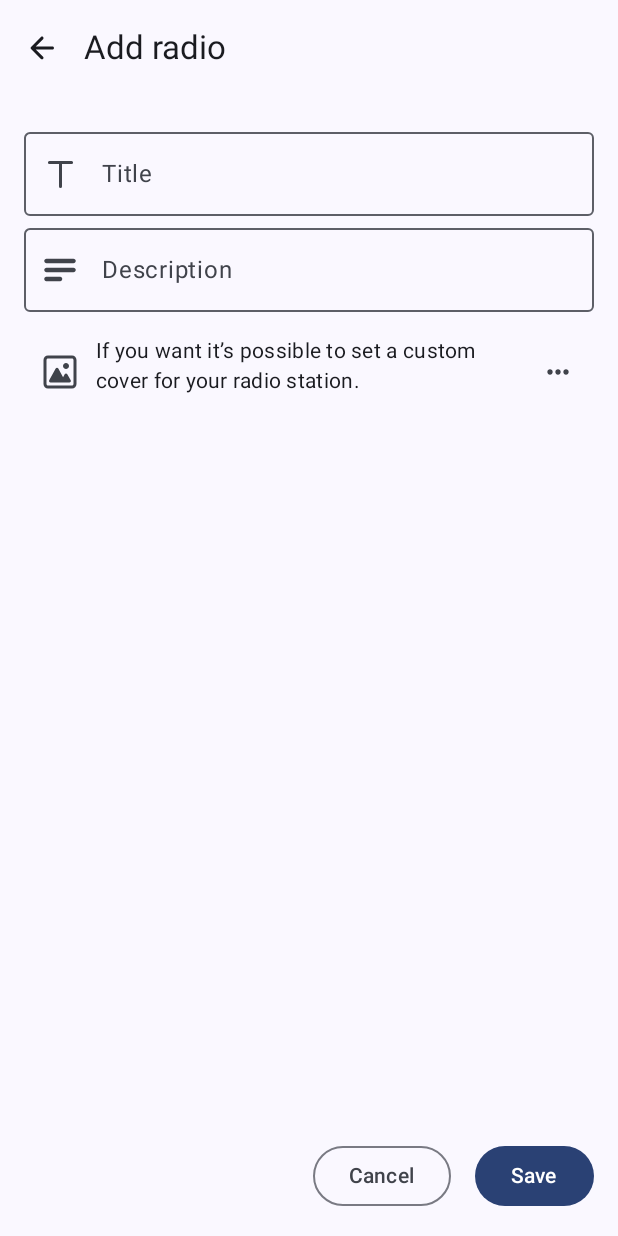
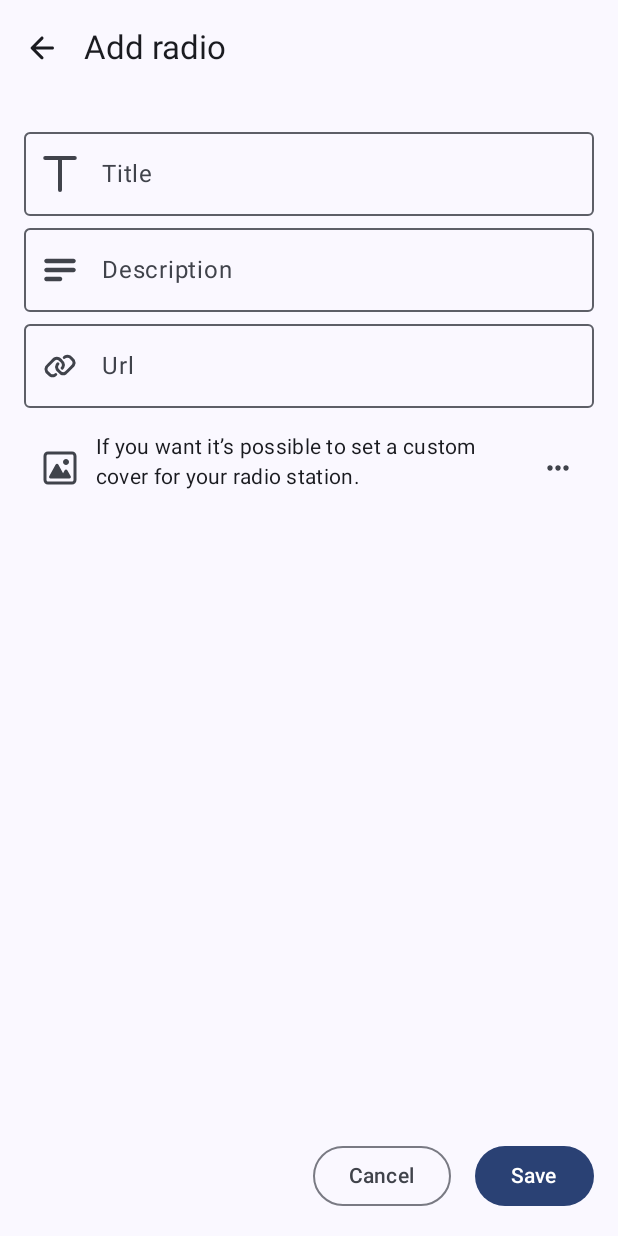
Before and after one commit to qubacy/HearIt, an Android app built with Jetpack Compose: the AddRadioScreen screen opened through its navigation route, after a tap on "Save", on a phone screen of 412 x 824 dp. Run offline under Robolectric (Android 15) with nearby library versions, the light colour scheme and no system bars; our stand-ins replace Dagger/Hilt's generated code, constraintlayout-compose, livedata-compose; pictures from the network do not load.

Commit message:
Introducing a validation system for radio screens; Added a new field "Url" in RadioScreenContent;

```diff
--- a/app/src/main/java/com/qubacy/hearit/application/_common/error/ErrorEnum.kt
+++ b/app/src/main/java/com/qubacy/hearit/application/_common/error/ErrorEnum.kt
@@ -1,5 +1,6 @@
 package com.qubacy.hearit.application._common.error
 
 enum class ErrorEnum(val reference: ErrorReference) {
+  RADIO_INPUT_VALIDATION_ERROR(ErrorReference(0)),
   ;
 }
--- a/app/src/main/java/com/qubacy/hearit/application/ui/_common/presentation/RadioPresentation.kt
+++ b/app/src/main/java/com/qubacy/hearit/application/ui/_common/presentation/RadioPresentation.kt
@@ -7,6 +7,7 @@ data class RadioPresentation(
   val title: String,
   val description: String? = null,
   val cover: Uri? = null,
+  val url: String
 ) {
   companion object {
     const val UNSPECIFIED_ID = -1L
--- a/app/src/main/java/com/qubacy/hearit/application/ui/state/holder/radio/AddRadioViewModel.kt
+++ b/app/src/main/java/com/qubacy/hearit/application/ui/state/holder/radio/AddRadioViewModel.kt
@@ -4,24 +4,37 @@ import androidx.lifecycle.LiveData
 import androidx.lifecycle.MutableLiveData
 import androidx.lifecycle.ViewModel
 import androidx.lifecycle.viewModelScope
+import com.qubacy.hearit.application._common.error.ErrorEnum
+import com.qubacy.hearit.application._common.error.ErrorReference
 import com.qubacy.hearit.application.ui._common.presentation.RadioPresentation
+import com.qubacy.hearit.application.ui.state.holder.radio.validator._common.RadioInputWrapperValidator
 import com.qubacy.hearit.application.ui.state.state.AddRadioState
+import com.qubacy.hearit.application.ui.visual.controller.compose.screen.radio._common.wrapper.RadioInputWrapper
 import dagger.hilt.android.lifecycle.HiltViewModel
 import kotlinx.coroutines.launch
 import javax.inject.Inject
 
 @HiltViewModel
-class AddRadioViewModel @Inject constructor() : ViewModel() {
+class AddRadioViewModel @Inject constructor(
+  private val _radioInputValidator: RadioInputWrapperValidator
+) : ViewModel() {
   private var _state: MutableLiveData<AddRadioState> = MutableLiveData(AddRadioState.Idle)
   val state: LiveData<AddRadioState> get() = _state
 
   private var _addedRadio: LiveData<RadioPresentation>? = null
 
-  fun addRadio(radio: RadioPresentation) {
+  fun addRadio(radioData: RadioInputWrapper) {
+    if (!_radioInputValidator.validate(radioData))
+      return setErrorState(ErrorEnum.RADIO_INPUT_VALIDATION_ERROR.reference)
+
     viewModelScope.launch {
       //_addedRadio =
 
       // todo: implement..
     }
   }
+
+  private fun setErrorState(errorReference: ErrorReference) {
+    _state.value = AddRadioState.Error(errorReference)
+  }
 }
--- /dev/null
+++ b/app/src/main/java/com/qubacy/hearit/application/ui/state/holder/radio/validator/_common/RadioInputWrapperValidator.kt
@@ -0,0 +1,7 @@
+package com.qubacy.hearit.application.ui.state.holder.radio.validator._common
+
+import com.qubacy.hearit.application.ui.visual.controller.compose.screen.radio._common.wrapper.RadioInputWrapper
+
+interface RadioInputWrapperValidator {
+  fun validate(data: RadioInputWrapper): Boolean
+}
--- /dev/null
+++ b/app/src/main/java/com/qubacy/hearit/application/ui/state/holder/radio/validator/_di/module/RadioInputWrapperValidatorModule.kt
@@ -0,0 +1,18 @@
+package com.qubacy.hearit.application.ui.state.holder.radio.validator._di.module
+
+import android.webkit.URLUtil
+import com.qubacy.hearit.application.ui.state.holder.radio.validator._common.RadioInputWrapperValidator
+import com.qubacy.hearit.application.ui.state.holder.radio.validator.impl.RadioInputWrapperValidatorImpl
+import dagger.Module
+import dagger.Provides
+import dagger.hilt.InstallIn
+import dagger.hilt.android.components.ViewModelComponent
+
+@InstallIn(ViewModelComponent::class)
+@Module
+object RadioInputWrapperValidatorModule {
+  @Provides
+  fun provideRadioInputWrapperValidator(): RadioInputWrapperValidator {
+    return RadioInputWrapperValidatorImpl { URLUtil.isValidUrl(it) }
+  }
+}
--- /dev/null
+++ b/app/src/main/java/com/qubacy/hearit/application/ui/state/holder/radio/validator/impl/RadioInputWrapperValidatorImpl.kt
@@ -0,0 +1,15 @@
+package com.qubacy.hearit.application.ui.state.holder.radio.validator.impl
+
+import com.qubacy.hearit.application.ui.state.holder.radio.validator._common.RadioInputWrapperValidator
+import com.qubacy.hearit.application.ui.visual.controller.compose.screen.radio._common.wrapper.RadioInputWrapper
+
+class RadioInputWrapperValidatorImpl(
+  private val _urlValidator: (String) -> Boolean
+) : RadioInputWrapperValidator {
+  override fun validate(data: RadioInputWrapper): Boolean {
+    val isDescriptionValid = data.description?.let { data.description.isNotEmpty() } ?: true
+    val isUrlValid = _urlValidator(data.url)
+
+    return (data.title.isNotEmpty() && isDescriptionValid && isUrlValid)
+  }
+}
--- a/app/src/main/java/com/qubacy/hearit/application/ui/visual/controller/compose/screen/home/RadioListItem.kt
+++ b/app/src/main/java/com/qubacy/hearit/application/ui/visual/controller/compose/screen/home/RadioListItem.kt
@@ -1,7 +1,6 @@
 package com.qubacy.hearit.application.ui.visual.controller.compose.screen.home
 
 import android.net.Uri
-import androidx.compose.foundation.Image
 import androidx.compose.foundation.clickable
 import androidx.compose.foundation.layout.IntrinsicSize
 import androidx.compose.foundation.layout.height
@@ -13,7 +12,6 @@ import androidx.compose.material3.Text
 import androidx.compose.runtime.Composable
 import androidx.compose.ui.Modifier
 import androidx.compose.ui.draw.clip
-import androidx.compose.ui.graphics.ColorFilter
 import androidx.compose.ui.layout.ContentScale
 import androidx.compose.ui.platform.LocalContext
 import androidx.compose.ui.res.dimensionResource
@@ -152,7 +150,9 @@ fun RadioListItem() {
   val resources = LocalContext.current.resources
   val resourceId = R.drawable.ic_launcher_background
   val coverUri = resources.getUriFromResource(resourceId)
-  val radioPresentation = RadioPresentation(0, "title", "desc", coverUri)
+  val radioPresentation = RadioPresentation(
+    0, "title", "desc", coverUri, "http://url.com"
+  )
 
   RadioListItem(radioPresentation, { id ->
     println("RadioListItem(): clicked $id;")
--- a/app/src/main/java/com/qubacy/hearit/application/ui/visual/controller/compose/screen/radio/AddRadioScreen.kt
+++ b/app/src/main/java/com/qubacy/hearit/application/ui/visual/controller/compose/screen/radio/AddRadioScreen.kt
@@ -20,6 +20,7 @@ import com.qubacy.hearit.application.ui.state.state.AddRadioState
 import com.qubacy.hearit.application.ui.visual.controller.compose.screen._common.aspect.ImagePickerScreen
 import com.qubacy.hearit.application.ui.visual.controller.compose.screen.radio._common.RadioScreenContent
 import com.qubacy.hearit.application.ui.visual.controller.compose.screen.radio._common.RadioScreenTopAppBarData
+import com.qubacy.hearit.application.ui.visual.controller.compose.screen.radio._common.wrapper.RadioInputWrapper
 import kotlinx.coroutines.CoroutineScope
 
 @Composable
@@ -51,7 +52,7 @@ fun AddRadioScreen(
 @Composable
 fun AddRadioScreen(
   onBackClicked: () -> Unit,
-  onCreateClicked: (RadioPresentation) -> Unit,
+  onCreateClicked: (RadioInputWrapper) -> Unit,
   onCreated: (Long) -> Unit,
   onPickImageClicked: ((Uri?) -> Unit) -> Unit,
   errorWidget: @Composable (ErrorReference, SnackbarHostState, CoroutineScope) -> Unit,
--- a/app/src/main/java/com/qubacy/hearit/application/ui/visual/controller/compose/screen/radio/_common/RadioScreenContent.kt
+++ b/app/src/main/java/com/qubacy/hearit/application/ui/visual/controller/compose/screen/radio/_common/RadioScreenContent.kt
@@ -52,6 +52,7 @@ import coil.request.ImageRequest
 import com.qubacy.hearit.R
 import com.qubacy.hearit.application._common.resources.util.getUriFromResource
 import com.qubacy.hearit.application.ui._common.presentation.RadioPresentation
+import com.qubacy.hearit.application.ui.visual.controller.compose.screen.radio._common.wrapper.RadioInputWrapper
 import com.qubacy.hearit.application.ui.visual.resource.theme.HearItTheme
 
 data class RadioScreenTopAppBarData(
@@ -63,7 +64,7 @@ data class RadioScreenTopAppBarData(
 @Composable
 fun RadioScreenContent(
     onPickImageClicked: ((Uri?) -> Unit) -> Unit,
-    onSaveClicked: (RadioPresentation) -> Unit,
+    onSaveClicked: (RadioInputWrapper) -> Unit,
     onCancelClicked: () -> Unit,
 
     modifier: Modifier = Modifier,
@@ -85,6 +86,7 @@ fun RadioScreenContent(
         ) {
             var title by remember { mutableStateOf(radioPresentation?.title ?: "") }
             var description by remember { mutableStateOf(radioPresentation?.description ?: "") }
+            var url by remember { mutableStateOf(radioPresentation?.url ?: "") }
             var imageUri: Uri? by remember { mutableStateOf(radioPresentation?.cover) }
 
             val titleInputDescription = stringResource(
@@ -93,10 +95,14 @@ fun RadioScreenContent(
             val descriptionInputDescription = stringResource(
                 id = R.string.radio_screen_content_description_input_description
             )
+            val urlInputDescription = stringResource(
+                id = R.string.radio_screen_content_url_input_description
+            )
 
             val (
                 titleRef,
                 descriptionRef,
+                urlRef,
                 imageIconRef,
                 imageHintRef,
                 imageButtonRef,
@@ -141,6 +147,24 @@ fun RadioScreenContent(
                     }
             )
 
+            RadioScreenTextInput(
+                value = url,
+                onValueChanged = { description = it },
+                R.drawable.link,
+                R.string.radio_screen_content_url_input_icon_description,
+                R.string.radio_screen_content_url_input_label,
+                modifier = Modifier
+                    .constrainAs(urlRef) {
+                        top.linkTo(descriptionRef.bottom)
+                        start.linkTo(parent.start)
+
+                        width = Dimension.matchParent
+                    }
+                    .semantics {
+                        contentDescription = urlInputDescription
+                    }
+            )
+
             val normalIconPadding = dimensionResource(id = R.dimen.icon_padding_normal)
 
             RadioScreenIcon(
@@ -148,7 +172,7 @@ fun RadioScreenContent(
                 contentDescriptionRes = R.string.radio_screen_content_image_input_icon_description,
                 modifier = Modifier
                     .constrainAs(imageIconRef) {
-                        top.linkTo(descriptionRef.bottom, normalGap)
+                        top.linkTo(urlRef.bottom, normalGap)
                         start.linkTo(parent.start)
                     }
                     .padding(
@@ -201,14 +225,7 @@ fun RadioScreenContent(
 
             Button(
                 onClick = {
-                    onSaveClicked(
-                        RadioPresentation(
-                            id = radioPresentation?.id ?: RadioPresentation.UNSPECIFIED_ID,
-                            title = title,
-                            description = description.ifEmpty { null },
-                            cover = imageUri
-                        )
-                    )
+                    onSaveClicked(RadioInputWrapper(title, description, imageUri, url))
                 },
                 modifier = Modifier.constrainAs(saveButtonRef) {
                     bottom.linkTo(parent.bottom)
@@ -278,13 +295,16 @@ fun RadioScreenTextInput(
     @StringRes labelRes: Int,
     modifier: Modifier = Modifier
 ) {
+    val iconSize = dimensionResource(id = R.dimen.icon_size_normal)
+
     OutlinedTextField(
         value = value,
         onValueChange = onValueChanged,
         leadingIcon = {
             RadioScreenIcon(
                 drawableRes = iconDrawableRes,
-                contentDescriptionRes = iconContentDescriptionRes
+                contentDescriptionRes = iconContentDescriptionRes,
+                modifier = Modifier.size(iconSize)
             )
         },
         label = { Text(text = stringResource(id = labelRes)) },
@@ -389,13 +409,14 @@ fun RadioScreenContent() {
         RadioScreenContent(
             topAppBarData = RadioScreenTopAppBarData("Test bar", false, {}),
             onPickImageClicked = {  },
-            onSaveClicked = { /*TODO*/ },
-            onCancelClicked = { /*TODO*/ },
+            onSaveClicked = {  },
+            onCancelClicked = {  },
             radioPresentation = RadioPresentation(
                 0,
                 "test title",
                 "test description",
-                coverUri
+                coverUri,
+                "http://url.com/radio"
             )
         )
     }
--- /dev/null
+++ b/app/src/main/java/com/qubacy/hearit/application/ui/visual/controller/compose/screen/radio/_common/wrapper/RadioInputWrapper.kt
@@ -0,0 +1,12 @@
+package com.qubacy.hearit.application.ui.visual.controller.compose.screen.radio._common.wrapper
+
+import android.net.Uri
+
+data class RadioInputWrapper(
+  val title: String,
+  val description: String? = null,
+  val coverUri: Uri? = null,
+  val url: String
+) {
+
+}
--- /dev/null
+++ b/app/src/main/res/drawable/link.xml
@@ -0,0 +1,12 @@
+<vector xmlns:android="http://schemas.android.com/apk/res/android"
+    android:width="24dp"
+    android:height="24dp"
+    android:viewportWidth="24"
+    android:viewportHeight="24">
+  <path
+      android:pathData="M9.165,17.65C8.925,17.874 8.74,18.024 8.55,18.134C7.622,18.67 6.478,18.67 5.55,18.134C5.208,17.936 4.879,17.607 4.222,16.95C3.564,16.292 3.235,15.963 3.038,15.621C2.502,14.693 2.502,13.55 3.038,12.621C3.235,12.279 3.564,11.95 4.222,11.293L7.05,8.464C7.708,7.807 8.036,7.478 8.378,7.281C9.307,6.745 10.45,6.745 11.378,7.281C11.72,7.478 12.049,7.807 12.707,8.464C13.364,9.122 13.693,9.451 13.891,9.793C14.427,10.721 14.427,11.865 13.891,12.793C13.781,12.983 13.631,13.168 13.408,13.408M10.592,10.592C10.368,10.832 10.218,11.017 10.109,11.207C9.573,12.135 9.573,13.279 10.109,14.207C10.306,14.549 10.635,14.878 11.293,15.535C11.95,16.193 12.279,16.522 12.621,16.719C13.549,17.255 14.693,17.255 15.621,16.719C15.963,16.522 16.292,16.193 16.949,15.535L19.778,12.707C20.435,12.05 20.764,11.721 20.962,11.379C21.498,10.45 21.498,9.307 20.962,8.379C20.764,8.037 20.435,7.708 19.778,7.05C19.12,6.393 18.792,6.064 18.449,5.866C17.521,5.331 16.378,5.331 15.45,5.866C15.26,5.976 15.074,6.126 14.835,6.35"
+      android:strokeWidth="2"
+      android:fillColor="#00000000"
+      android:strokeColor="#000000"
+      android:strokeLineCap="round"/>
+</vector>
--- a/app/src/main/res/values/strings.xml
+++ b/app/src/main/res/values/strings.xml
@@ -21,6 +21,9 @@
     <string name="radio_screen_content_description_input_description">A radio description input</string>
     <string name="radio_screen_content_description_input_label">Description</string>
     <string name="radio_screen_content_description_input_icon_description">A description input icon</string>
+    <string name="radio_screen_content_url_input_description">A radio url input</string>
+    <string name="radio_screen_content_url_input_label">Url</string>
+    <string name="radio_screen_content_url_input_icon_description">A url input icon</string>
     <string name="radio_screen_content_image_input_icon_description">An image input icon</string>
     <string name="radio_screen_content_image_input_hint">
         If you want it’s possible to set a custom cover for your radio station.
```
Also changed, not shown: app/src/main/java/com/qubacy/hearit/application/ui/state/holder/radio/EditRadioViewModel.kt (+14 -2 lines), app/src/main/java/com/qubacy/hearit/application/ui/visual/controller/compose/screen/home/HomeScreen.kt (+9 -4 lines), app/src/main/java/com/qubacy/hearit/application/ui/visual/controller/compose/screen/radio/EditRadioScreen.kt (+5 -3 lines), 5 other files.
